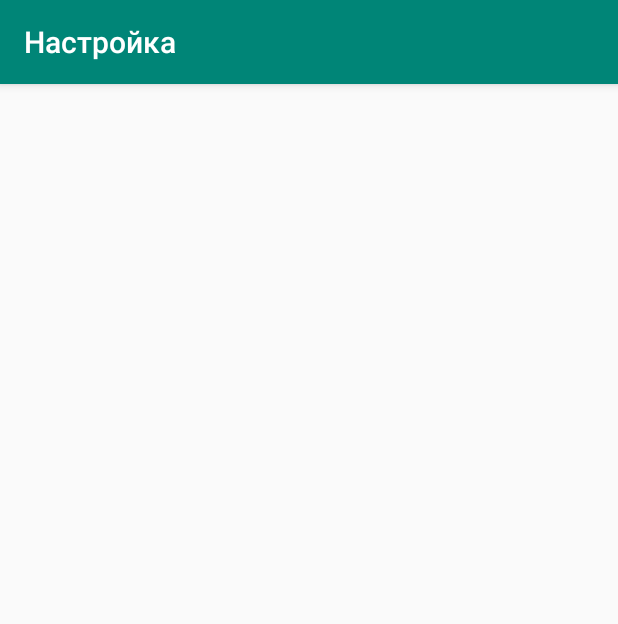
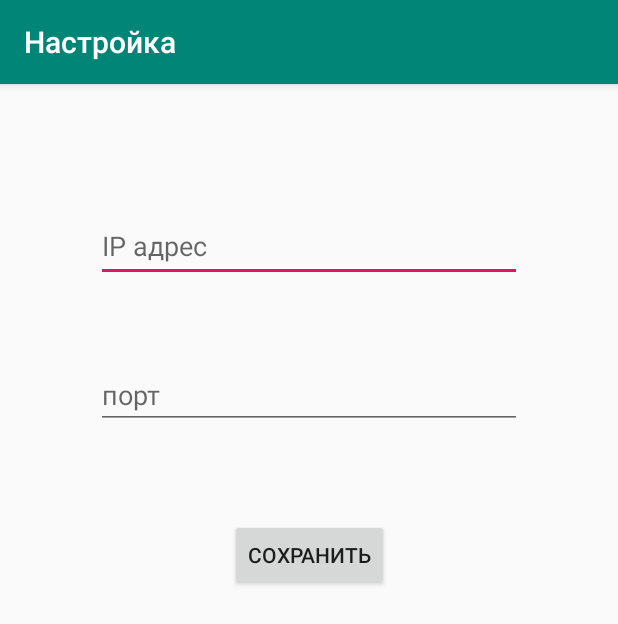
Before and after one commit to ifgesha/LavaLamp, an Android app: the screen it shows after launch (IpPortActivity), in the options menu, after a tap on "Настройка", on a phone screen of 412 x 824 dp. Shown: the top 624 px of the screen. Run offline under Robolectric (Android 15) with nearby library versions, the phone set to English and light mode, and no system bars.

Commit message:
Lamp settings

```diff
--- a/app/src/main/java/com/mirk/gyverlamp/IpPortActivity.java
+++ b/app/src/main/java/com/mirk/gyverlamp/IpPortActivity.java
@@ -2,13 +2,104 @@ package com.mirk.gyverlamp;
 
 import androidx.appcompat.app.AppCompatActivity;
 
+import android.content.Context;
+import android.content.SharedPreferences;
 import android.os.Bundle;
+import android.view.View;
+import android.widget.Button;
+import android.widget.TextView;
+import android.widget.Toast;
+
+import java.net.InetAddress;
+import java.net.UnknownHostException;
+
+import static java.lang.Integer.parseInt;
 
 public class IpPortActivity extends AppCompatActivity {
+
+
+    private SharedPreferences lampSettings;
+    private InetAddress lampIp = null;
+    private int lampPort = 0;
+
+
+    TextView ipView;
+    TextView portView;
 
     @Override
     protected void onCreate(Bundle savedInstanceState) {
         super.onCreate(savedInstanceState);
         setContentView(R.layout.activity_ip_port);
+
+
+        ipView = findViewById(R.id.editTextIp);
+        portView = findViewById(R.id.editTextIp);
+
+        // Получить ipView адрес и порт
+        lampSettings = getSharedPreferences("Settings", Context.MODE_PRIVATE);
+        ipView.setText(lampSettings.getString("lampIp", ""));
+        portView.setText(lampSettings.getString("lampPort", ""));
+
+        final Button button = (Button) findViewById(R.id.buttonSaveIpPort);
+        button.setOnClickListener(new View.OnClickListener() {
+            public void onClick(View v) {
+
+                if(validIP(ipView.getText().toString())){
+                    lampSettings.edit().putString("ip", ipView.getText().toString());
+                }else{
+                    Toast.makeText(getApplication(),R.string.not_valid_ip, Toast.LENGTH_LONG).show();
+                }
+
+
+
+                int port = 0;
+                try {
+                    port = parseInt(portView.getText().toString());
+                } finally {
+                    if(port > 1 && port < 65535){
+                        lampSettings.edit().putInt("port", port);
+                    }else{
+                        Toast.makeText(getApplication(),R.string.not_valid_port, Toast.LENGTH_LONG).show();
+                    }
+                }
+
+
+
+            }
+        });
+
+
+
     }
+
+
+
+    public static boolean validIP (String ip) {
+        try {
+            if ( ip == null || ip.isEmpty() ) {
+                return false;
+            }
+
+            String[] parts = ip.split( "\\." );
+            if ( parts.length != 4 ) {
+                return false;
+            }
+
+            for ( String s : parts ) {
+                int i = parseInt( s );
+                if ( (i < 0) || (i > 255) ) {
+                    return false;
+                }
+            }
+            if ( ip.endsWith(".") ) {
+                return false;
+            }
+
+            return true;
+        } catch (NumberFormatException nfe) {
+            return false;
+        }
+    }
+
+
 }
--- a/app/src/main/java/com/mirk/gyverlamp/MainActivity.java
+++ b/app/src/main/java/com/mirk/gyverlamp/MainActivity.java
@@ -59,7 +59,7 @@ public class MainActivity extends AppCompatActivity {
         setSupportActionBar(toolbar);
 
 
-        // Получить ip адрес и порт
+        // Получить ipView адрес и порт
         lampSettings = getSharedPreferences("Settings", Context.MODE_PRIVATE);
         try {
             lampIp = InetAddress.getByName(lampSettings.getString("lampIp", null));
@@ -67,7 +67,7 @@ public class MainActivity extends AppCompatActivity {
             e.printStackTrace();
         }
         lampPort = lampSettings.getInt("lampPort", 0);
-        Log.i("lampSettings", "ip="+ lampIp.toString() + " port="+lampPort);
+        Log.i("lampSettings", "ipView="+ lampIp.toString() + " portView="+lampPort);
 
 
 
--- a/app/src/main/res/layout/activity_ip_port.xml
+++ b/app/src/main/res/layout/activity_ip_port.xml
@@ -4,6 +4,51 @@
     xmlns:tools="http://schemas.android.com/tools"
     android:layout_width="match_parent"
     android:layout_height="match_parent"
+    android:orientation="vertical"
     tools:context=".IpPortActivity">
 
+
+    <EditText
+        android:id="@+id/editTextIp"
+        android:layout_width="0dp"
+        android:layout_height="48dp"
+        android:layout_marginStart="64dp"
+        android:layout_marginLeft="64dp"
+        android:layout_marginTop="84dp"
+        android:layout_marginEnd="64dp"
+        android:layout_marginRight="64dp"
+        android:ems="10"
+        android:hint="IP адрес"
+        android:inputType="number|numberDecimal"
+        android:digits="0123456789."        app:layout_constraintEnd_toEndOf="parent"
+        app:layout_constraintHorizontal_bias="0.0"
+        app:layout_constraintStart_toStartOf="parent"
+        app:layout_constraintTop_toTopOf="parent" />
+
+    <EditText
+        android:id="@+id/editTextPort"
+        android:layout_width="0dp"
+        android:layout_height="42dp"
+        android:layout_marginStart="64dp"
+        android:layout_marginLeft="64dp"
+        android:layout_marginTop="56dp"
+        android:layout_marginEnd="64dp"
+        android:layout_marginRight="64dp"
+        android:ems="10"
+        android:inputType="number"
+        android:hint="порт"
+        app:layout_constraintEnd_toEndOf="parent"
+        app:layout_constraintHorizontal_bias="0.0"
+        app:layout_constraintStart_toStartOf="parent"
+        app:layout_constraintTop_toBottomOf="@+id/editTextIp" />
+
+    <Button
+        android:id="@+id/buttonSaveIpPort"
+        android:layout_width="wrap_content"
+        android:layout_height="wrap_content"
+        android:layout_marginTop="60dp"
+        android:text="Сохранить"
+        app:layout_constraintEnd_toEndOf="parent"
+        app:layout_constraintStart_toStartOf="parent"
+        app:layout_constraintTop_toBottomOf="@+id/editTextPort" />
 </androidx.constraintlayout.widget.ConstraintLayout>
--- a/app/src/main/res/values/strings.xml
+++ b/app/src/main/res/values/strings.xml
@@ -6,6 +6,8 @@
     <string name="setup">Настройка</string>
     <string name="sleep">Автовыключение</string>
     <string name="alarm">Будильник</string>
+    <string name="not_valid_ip">Некорректный IP адрес</string>
+    <string name="not_valid_port">Некорректный порт</string>
 
     <string-array name="array_name">
         <item name="d1">Array Item One</item>
```
